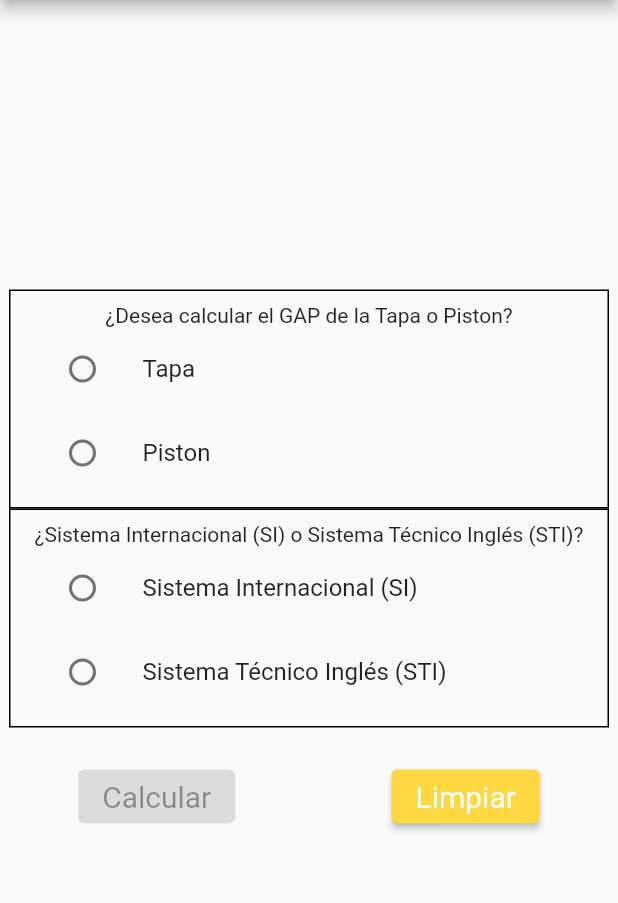
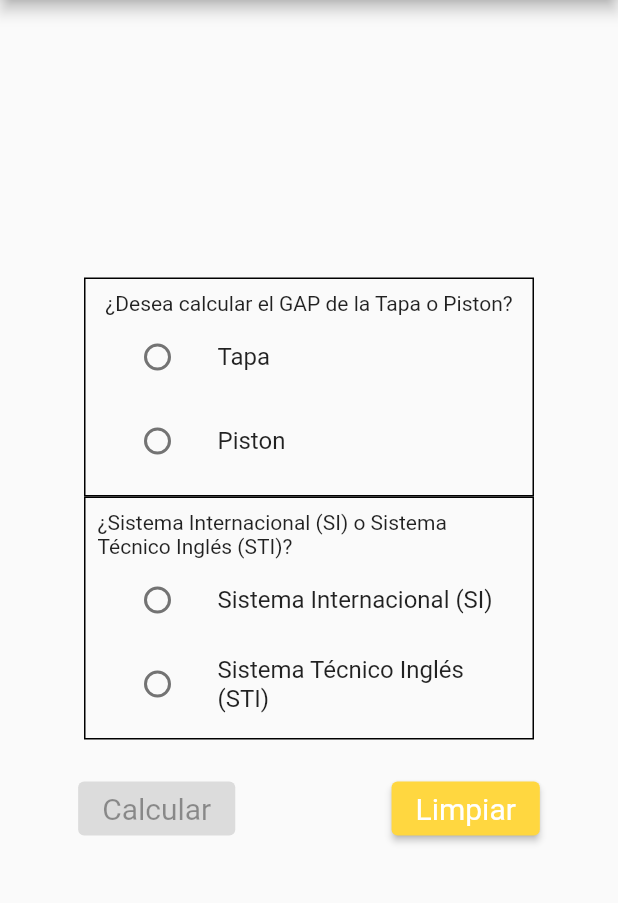
Before and after one commit to RicardoVillanuevaL/calculadoraGAP, a Flutter app: the screen it shows after launch, on a phone screen of 412 x 824 dp, the part 84-987 px from its top. Run offline on Flutter 3.47's test engine with Material 2 defaults, Android fonts, the phone set to English and light mode, and no system bars.

Commit message:
en fono ya que chucha xd

```diff
--- a/lib/main.dart
+++ b/lib/main.dart
@@ -117,21 +117,18 @@ class _MyHomePageState extends State<MyHomePage> {
         title: Text(widget.title),
       ),
       body: Center(
-        child: SizedBox(
         child: SingleChildScrollView(
           child: Column(
             mainAxisAlignment: MainAxisAlignment.center,
             children: <Widget>[
               Container(
                 padding: const EdgeInsets.all(8),
-                  width: 400,
+                width: 300,
                 decoration: BoxDecoration(border: Border.all()),
-                  child: Expanded(
                 child: Column(
                   mainAxisSize: MainAxisSize.min,
                   children: [
-                        const Text(
-                            '¿Desea calcular el GAP de la Tapa o Piston?'),
+                    const Text('¿Desea calcular el GAP de la Tapa o Piston?'),
                     ListTile(
                         title: const Text('Tapa'),
                         leading: Radio<SelectTapaPiston>(
@@ -155,12 +152,10 @@ class _MyHomePageState extends State<MyHomePage> {
                   ],
                 ),
               ),
-                ),
               Container(
-                  width: 400,
+                width: 300,
                 padding: const EdgeInsets.all(8),
                 decoration: BoxDecoration(border: Border.all()),
-                  child: Expanded(
                 child: Column(
                   mainAxisSize: MainAxisSize.min,
                   children: [
@@ -189,10 +184,9 @@ class _MyHomePageState extends State<MyHomePage> {
                   ],
                 ),
               ),
-                ),
               selectTapaPiston == SelectTapaPiston.tapa
                   ? Container(
-                        width: 400,
+                      width: 300,
                       decoration: BoxDecoration(border: Border.all()),
                       child: Expanded(
                         child: Column(
@@ -249,7 +243,7 @@ class _MyHomePageState extends State<MyHomePage> {
                     )
                   : selectTapaPiston == SelectTapaPiston.piston
                       ? Container(
-                            width: 400,
+                          width: 300,
                           decoration: BoxDecoration(border: Border.all()),
                           child: Expanded(
                             child: Column(
@@ -382,7 +376,6 @@ class _MyHomePageState extends State<MyHomePage> {
           ),
         ),
       ),
-      ),
     );
   }
 
@@ -466,7 +459,7 @@ class _MyHomePageState extends State<MyHomePage> {
       builder: (BuildContext context) {
         return AlertDialog(
           title: Text(titulo),
-          content: Text(
+          content: SelectableText(
               'El GAP máximo es: ${GAPmax.toStringAsFixed(6)} \nEl GAP mínimo es: ${GAPmin.toStringAsFixed(6)} \n$mensajeSistema'),
           actions: [
             TextButton(
```
Also changed, not shown: 1 other file. Lines whose indentation alone changed are shown as unchanged.
